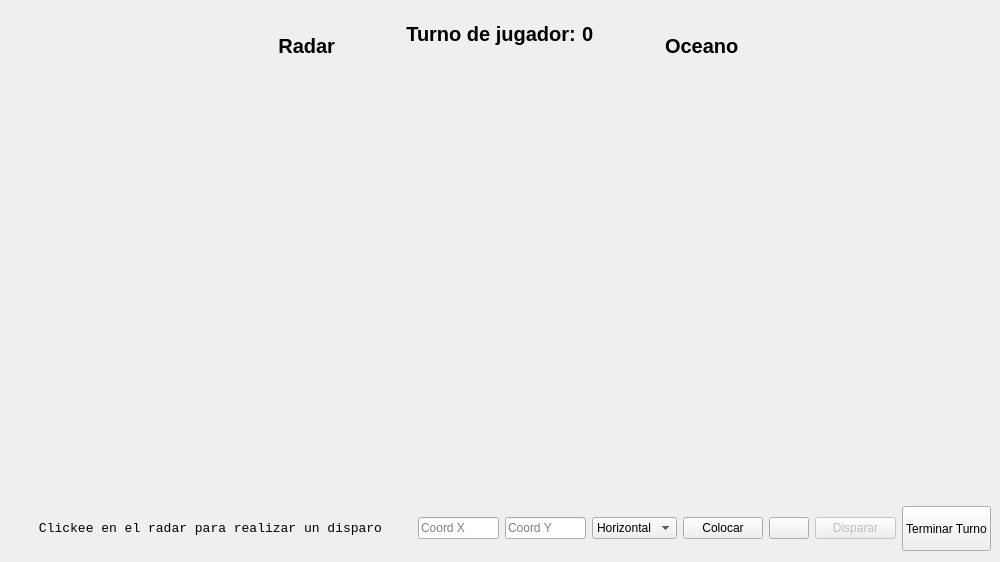
The window that batalla_naval_poo/mainwindow.ui (Fede-T/TP3_POO) describes before a commit, drawn with Qt 5.
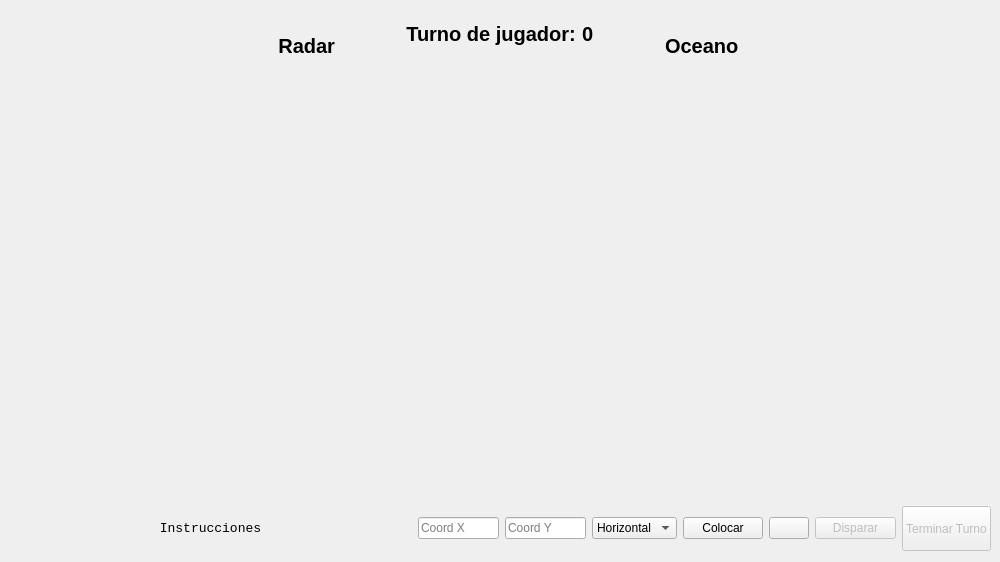
The same window after the commit. Icons and pictures are not drawn.

```diff
--- a/batalla_naval_poo/mainwindow.ui
+++ b/batalla_naval_poo/mainwindow.ui
@@ -247,7 +247,7 @@
          </font>
         </property>
         <property name="text">
-         <string>Clickee en el radar para realizar un disparo</string>
+         <string>Instrucciones</string>
         </property>
         <property name="alignment">
          <set>Qt::AlignCenter</set>
@@ -342,6 +342,9 @@
       </item>
       <item>
        <widget class="QPushButton" name="btnTerminarTurno">
+        <property name="enabled">
+         <bool>false</bool>
+        </property>
         <property name="sizePolicy">
          <sizepolicy hsizetype="Expanding" vsizetype="Expanding">
           <horstretch>0</horstretch>
```
Left out of the diff: 4 changed lines with no effect on the pictures.
